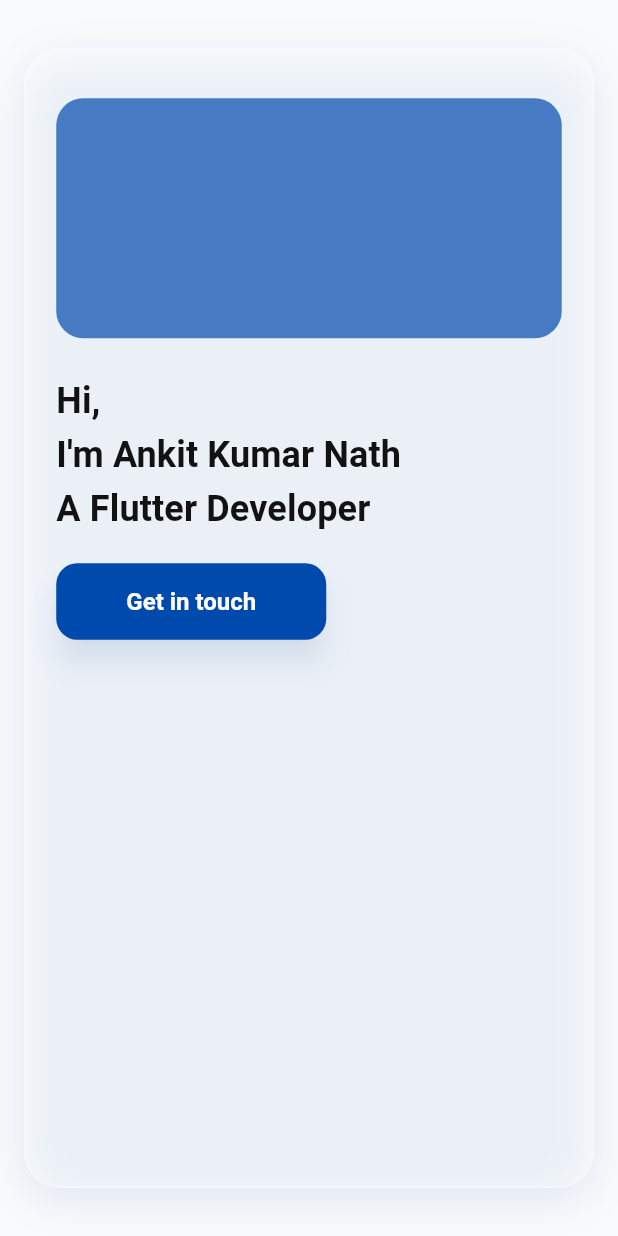
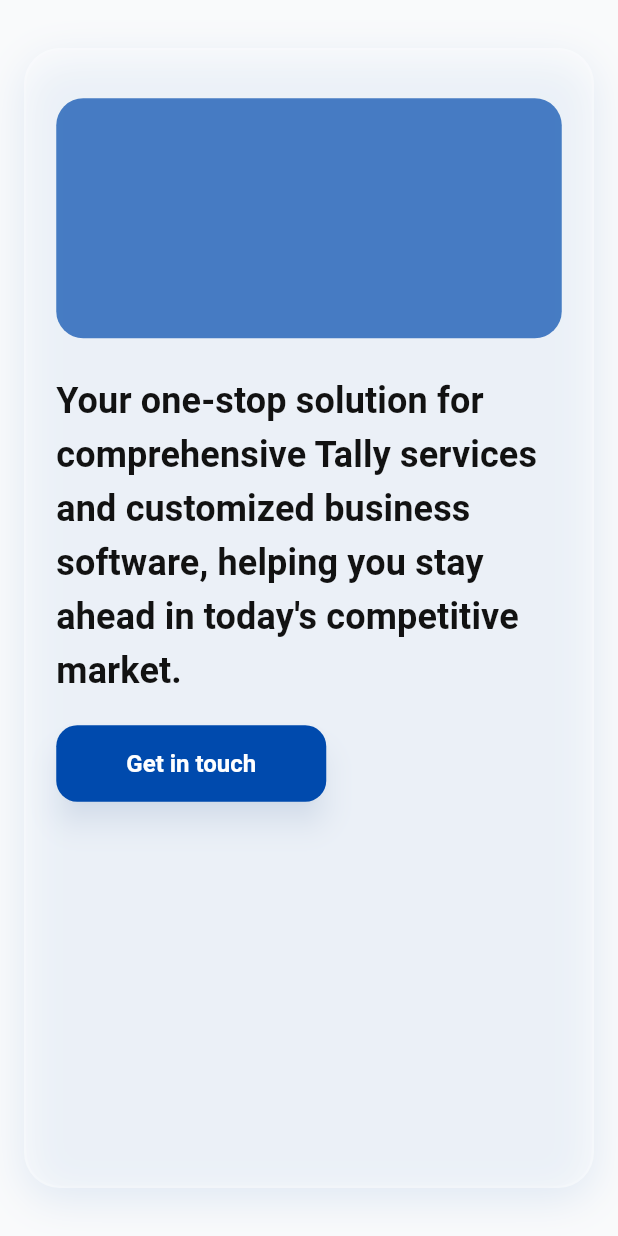
Before and after one commit to Akn24/insoft_app, a Flutter app: the LandingPageMobile widget shown alone on an empty page, opened directly, on a phone screen of 412 x 824 dp. Run offline on Flutter 3.47's test engine with Material 3 defaults, Android fonts, the phone set to English and light mode, and no system bars; our stand-ins replace flutter_svg; network calls fail.

Commit message:
Update main_mobile.dart

```diff
--- a/lib/widgets/main_mobile.dart
+++ b/lib/widgets/main_mobile.dart
@@ -31,7 +31,7 @@ class LandingPageMobile extends StatelessWidget {
               ),
               const SizedBox(height: 24),
               const Text(
-                "Hi, \nI'm Ankit Kumar Nath\nA Flutter Developer",
+                "Your one-stop solution for comprehensive Tally services and customized business software, helping you stay ahead in today's competitive market.",
                 style: TextStyle(
                   height: 1.5,
                   fontWeight: FontWeight.bold,
```
